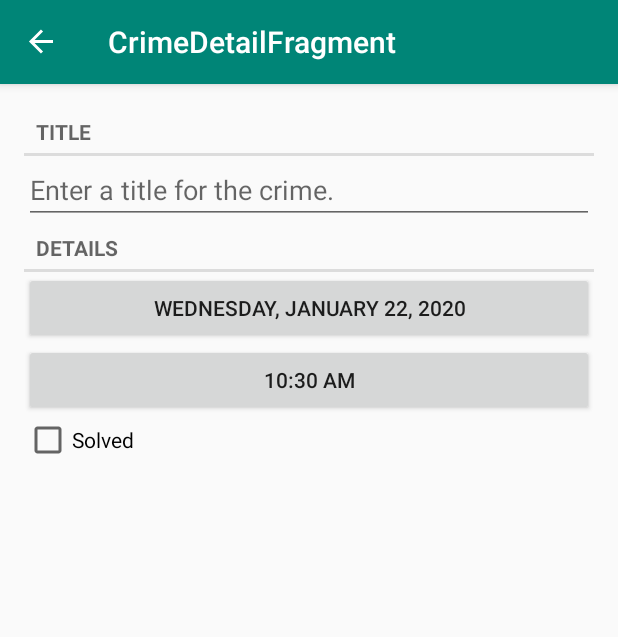
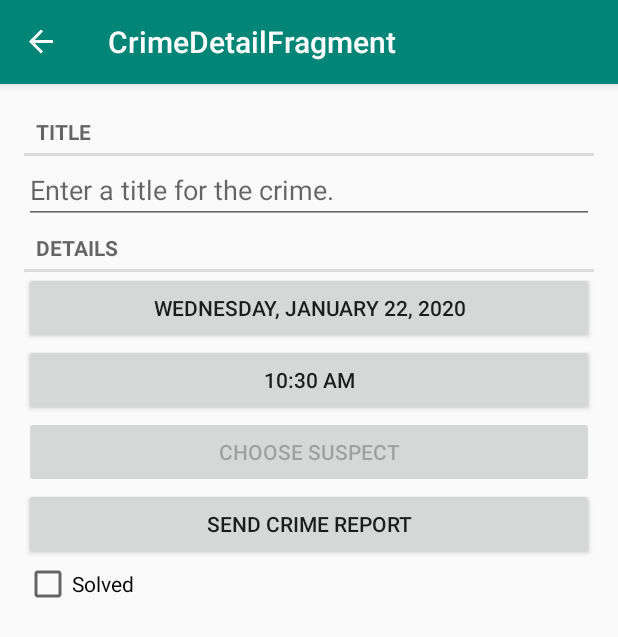
Before and after one commit to BeckDenis/CriminalIntent, an Android app: the screen it shows after launch (MainActivity), after a tap on "add crime", on a phone screen of 412 x 824 dp. Shown: the top 637 px of the screen. Run offline under Robolectric (Android 15) with nearby library versions, the phone set to English and light mode, and no system bars; our stand-ins replace Room's generated code, navigation-ui.

Commit message:
added crime report ability

```diff
--- a/app/src/main/java/com/example/android/criminalintent/database/Crime.kt
+++ b/app/src/main/java/com/example/android/criminalintent/database/Crime.kt
@@ -18,5 +18,8 @@ data class Crime(
     var date: Date = Date(),
 
     @ColumnInfo(name = "solved")
-    var isSolved: Boolean = false
+    var isSolved: Boolean = false,
+
+    @ColumnInfo(name = "suspect")
+    var suspect: String = ""
 )
--- a/app/src/main/java/com/example/android/criminalintent/database/CrimeDatabase.kt
+++ b/app/src/main/java/com/example/android/criminalintent/database/CrimeDatabase.kt
@@ -5,11 +5,15 @@ import androidx.room.Database
 import androidx.room.Room
 import androidx.room.RoomDatabase
 import androidx.room.TypeConverters
+import androidx.room.migration.Migration
+import androidx.sqlite.db.SupportSQLiteDatabase
 
 
-@Database(entities = [Crime::class], version = 2, exportSchema = false)
+@Database(entities = [Crime::class], version = 3, exportSchema = false)
 @TypeConverters(CrimeTypeConverters::class)
 abstract class CrimeDatabase : RoomDatabase() {
+
+
 
     abstract val crimeDatabaseDao: CrimeDao
 
@@ -28,12 +32,20 @@ abstract class CrimeDatabase : RoomDatabase() {
                         CrimeDatabase::class.java,
                         "crime_history_database"
                     )
-                        .fallbackToDestructiveMigration()
+                        .addMigrations(migration_2_3)
                         .build()
                     INSTANCE = instance
                 }
                 return instance
             }
         }
+
+        private val migration_2_3 = object : Migration(2, 3) {
+            override fun migrate(database: SupportSQLiteDatabase) {
+                database.execSQL(
+                    "ALTER TABLE Crime ADD COLUMN suspect TEXT NOT NULL DEFAULT ''"
+                )
+            }
+        }
     }
 }
--- a/app/src/main/java/com/example/android/criminalintent/screens/crimeDetail/CrimeDetailViewModel.kt
+++ b/app/src/main/java/com/example/android/criminalintent/screens/crimeDetail/CrimeDetailViewModel.kt
@@ -11,7 +11,7 @@ class CrimeDetailViewModel(val database: CrimeDao, crimeId: Long) : ViewModel()
     private val uiScope = CoroutineScope(Dispatchers.Main + viewModelJob)
     val crime = database.getCrime(crimeId)
 
-    fun updatePlayer(crime: Crime) {
+    fun updateCrime(crime: Crime) {
         uiScope.launch {
             update(crime)
         }
--- a/app/src/main/res/layout/fragment_crime_detail.xml
+++ b/app/src/main/res/layout/fragment_crime_detail.xml
@@ -14,7 +14,9 @@
         android:id="@+id/crime_title"
         android:layout_width="match_parent"
         android:layout_height="wrap_content"
-        android:hint="@string/crime_title_hint"/>
+        android:hint="@string/crime_title_hint"
+        android:inputType="text"
+        android:importantForAutofill="no" />
     <TextView
         style="?android:listSeparatorTextViewStyle"
         android:layout_width="match_parent"
@@ -30,6 +32,16 @@
         android:layout_width="match_parent"
         android:layout_height="wrap_content"
         tools:text="11:56"/>
+    <Button
+        android:id="@+id/crime_suspect"
+        android:layout_width="match_parent"
+        android:layout_height="wrap_content"
+        android:text="@string/crime_suspect_text"/>
+    <Button
+        android:id="@+id/crime_report"
+        android:layout_width="match_parent"
+        android:layout_height="wrap_content"
+        android:text="@string/crime_report_text"/>
     <CheckBox
         android:id="@+id/crime_solved"
         android:layout_width="match_parent"
--- a/app/src/main/res/values/strings.xml
+++ b/app/src/main/res/values/strings.xml
@@ -10,4 +10,14 @@
     <string name="handcuffs">handcuffs</string>
     <string name="float_button">add crime</string>
     <string name="empty_list">The list is empty</string>
+    <string name="crime_suspect_text">Choose Suspect</string>
+    <string name="crime_report_text">Send Crime Report</string>
+    <string name="crime_report">%1$s! The crime was discovered on %2$s. %3$s, and %4$s</string>
+    <string name="crime_report_solved">The case is solved</string>
+    <string name="crime_report_unsolved">The case is not solved</string>
+    <string name="crime_report_no_suspect">there is no suspect.</string>
+    <string name="crime_report_suspect">the suspect is %s.</string>
+    <string name="crime_report_subject">CriminalIntent Crime Report</string>
+    <string name="send_report">Send crime report via</string>
+
 </resources>
```
Also changed, not shown: app/src/main/java/com/example/android/criminalintent/screens/crimeDetail/CrimeDetailFragment.kt (+83 -2 lines).
